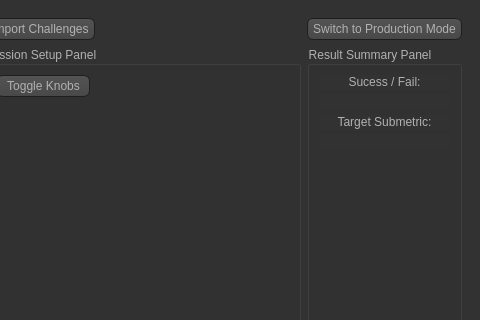
Above: UI/RAPIDS_GUI.ui from DownToSky/indp-study-kremer before the change; both pictures show x 319 to 799 and y 0 to 320 of the 799 by 428 pixel window. Below: the same form after it.
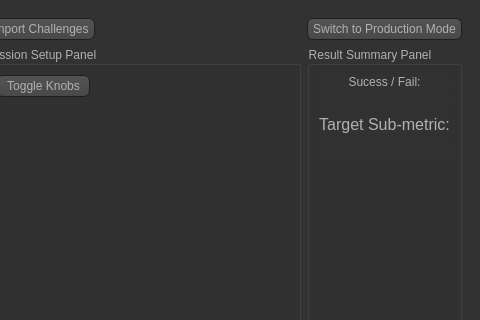
That is the form after the change. The open tabs and pages were chosen to show the change. Icons and pictures are not drawn.

Commit message: Clarity improved for userstudy

```diff
--- a/UI/RAPIDS_GUI.ui
+++ b/UI/RAPIDS_GUI.ui
@@ -1035,8 +1035,13 @@
            </item>
            <item>
             <widget class="QLabel" name="qualityL_study">
+             <property name="font">
+              <font>
+               <pointsize>12</pointsize>
+              </font>
+             </property>
              <property name="text">
-              <string>Target Submetric:</string>
+              <string>Target Sub-metric:</string>
              </property>
              <property name="alignment">
               <set>Qt::AlignCenter</set>
@@ -1045,6 +1050,14 @@
            </item>
            <item>
             <widget class="QLabel" name="qualityValL_study">
+             <property name="font">
+              <font>
+               <pointsize>12</pointsize>
+               <weight>50</weight>
+               <italic>false</italic>
+               <bold>false</bold>
+              </font>
+             </property>
              <property name="text">
               <string/>
              </property>
```
The commit also changes 2 other files.
